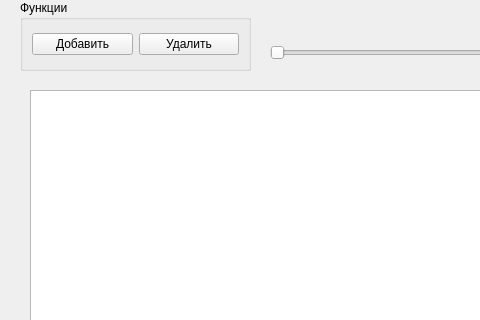
Artem441/Lr_1_Task_2, file mainwindow.ui: the form before one commit; both pictures show x 0 to 480 and y 0 to 320 of the 1082 by 771 pixel window.
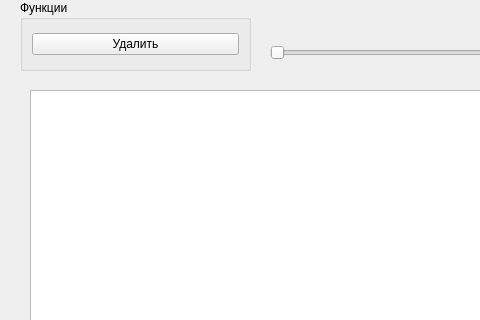
The form after the commit.

```diff
--- a/mainwindow.ui
+++ b/mainwindow.ui
@@ -97,13 +97,6 @@
      <string>Функции</string>
     </property>
     <layout class="QGridLayout" name="gridLayout_2">
-     <item row="0" column="0">
-      <widget class="QPushButton" name="AddFigure">
-       <property name="text">
-        <string>Добавить</string>
-       </property>
-      </widget>
-     </item>
      <item row="0" column="1">
       <widget class="QPushButton" name="DeleteFigure">
        <property name="text">
```
Left out of the diff: 28 changed lines with no effect on the pictures.
